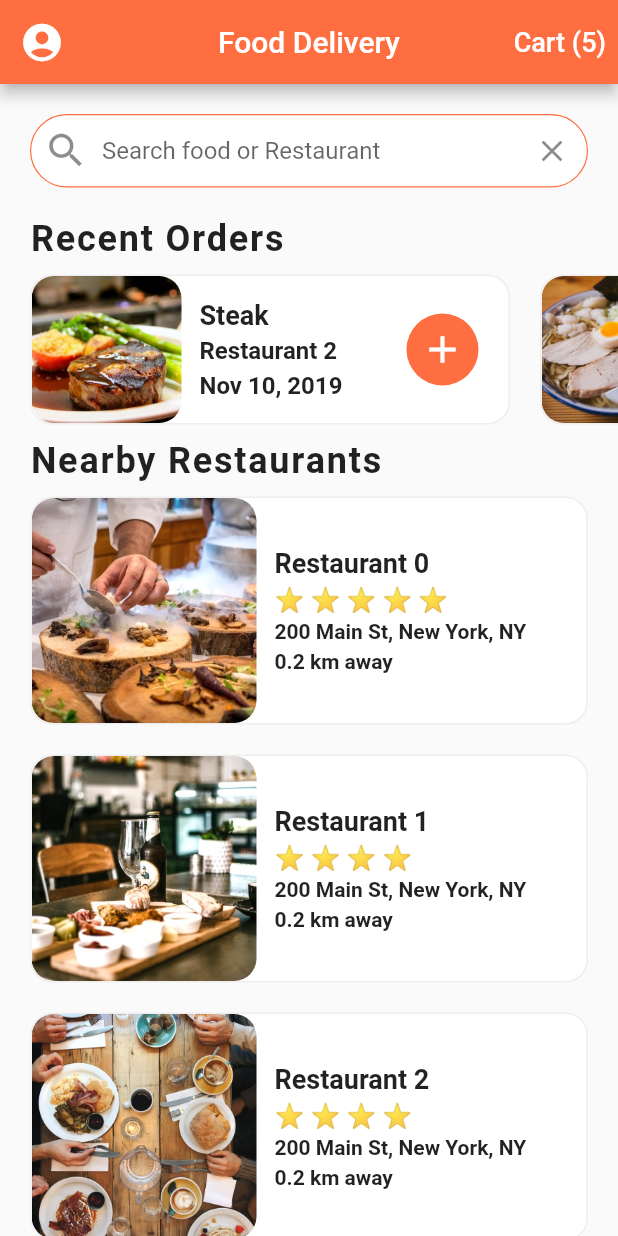
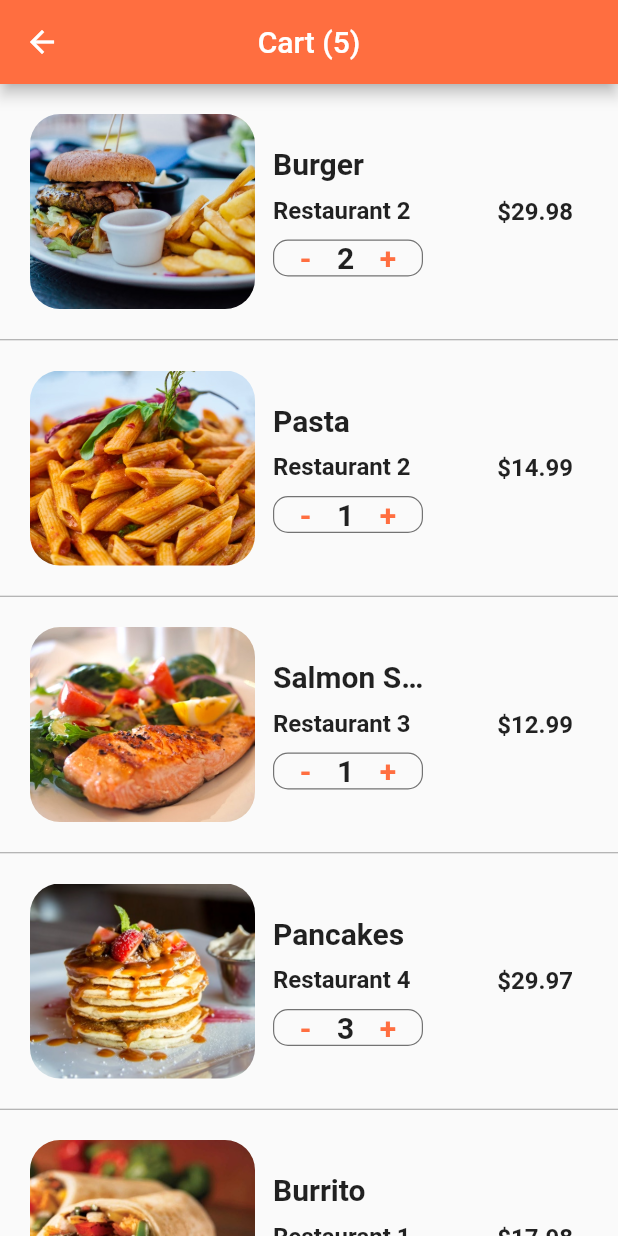
Before and after one commit to azazelyash/food_delivery_app, a Flutter app: the screen it shows after launch, after a tap on an icon or button, on a phone screen of 412 x 824 dp. Run offline on Flutter 3.47's test engine with Material 2 defaults, Android fonts, the phone set to English and light mode, and no system bars.

Commit message:
Added the cart items features

```diff
--- /dev/null
+++ b/lib/Screens/cart_screen.dart
@@ -0,0 +1,146 @@
+import 'package:flutter/material.dart';
+import 'package:flutter_food_delivery_ui/data/data.dart';
+import 'package:flutter_food_delivery_ui/models/food.dart';
+import 'package:flutter_food_delivery_ui/models/order.dart';
+
+class CartScreen extends StatefulWidget {
+  @override
+  State<CartScreen> createState() => _CartScreenState();
+}
+
+class _CartScreenState extends State<CartScreen> {
+  _buildCartItem(Order order) {
+    return Container(
+      padding: EdgeInsets.all(20.0),
+      height: 170.0,
+      child: Row(
+        children: <Widget>[
+          Expanded(
+            child: Row(
+              children: <Widget>[
+                Container(
+                  width: 150.0,
+                  decoration: BoxDecoration(
+                    image: DecorationImage(
+                      image: AssetImage(order.food.imageUrl),
+                      fit: BoxFit.cover,
+                    ),
+                    borderRadius: BorderRadius.circular(20.0),
+                  ),
+                ),
+                Expanded(
+                  child: Container(
+                    margin: EdgeInsets.all(12.0),
+                    child: Column(
+                      mainAxisAlignment: MainAxisAlignment.center,
+                      crossAxisAlignment: CrossAxisAlignment.start,
+                      children: <Widget>[
+                        Text(
+                          order.food.name,
+                          style: TextStyle(
+                            fontSize: 20.0,
+                            fontWeight: FontWeight.bold,
+                          ),
+                          overflow: TextOverflow.ellipsis,
+                        ),
+                        SizedBox(height: 10.0),
+                        Text(
+                          order.restaurant.name,
+                          style: TextStyle(
+                            fontSize: 16.0,
+                            fontWeight: FontWeight.w600,
+                          ),
+                          overflow: TextOverflow.ellipsis,
+                        ),
+                        SizedBox(height: 10.0),
+                        Container(
+                          width: 100.0,
+                          decoration: BoxDecoration(
+                            borderRadius: BorderRadius.circular(10.0),
+                            border: Border.all(
+                              width: 0.8,
+                              color: Colors.black54,
+                            ),
+                          ),
+                          child: Row(
+                            mainAxisAlignment: MainAxisAlignment.spaceEvenly,
+                            children: <Widget>[
+                              GestureDetector(
+                                onTap: () {},
+                                child: Text(
+                                  '-',
+                                  style: TextStyle(
+                                    color: Theme.of(context).primaryColor,
+                                    fontSize: 20.0,
+                                    fontWeight: FontWeight.w600,
+                                  ),
+                                ),
+                              ),
+                              Text(
+                                order.quantity.toString(),
+                                style: TextStyle(
+                                  fontSize: 20.0,
+                                  fontWeight: FontWeight.w600,
+                                ),
+                              ),
+                              GestureDetector(
+                                onTap: () {},
+                                child: Text(
+                                  '+',
+                                  style: TextStyle(
+                                    color: Theme.of(context).primaryColor,
+                                    fontSize: 20.0,
+                                    fontWeight: FontWeight.w600,
+                                  ),
+                                ),
+                              ),
+                            ],
+                          ),
+                        )
+                      ],
+                    ),
+                  ),
+                ),
+              ],
+            ),
+          ),
+          SizedBox(
+            width: 20.0,
+          ),
+          Container(
+            margin: EdgeInsets.all(10.0),
+            child: Text(
+              '\$' + (order.quantity * order.food.price).toString(),
+              style: TextStyle(
+                fontSize: 16.0,
+                fontWeight: FontWeight.w600,
+              ),
+            ),
+          ),
+        ],
+      ),
+    );
+  }
+
+  @override
+  Widget build(BuildContext context) {
+    return Scaffold(
+      appBar: AppBar(
+        title: Text('Cart (${currentUser.cart.length})'),
+        centerTitle: true,
+      ),
+      body: ListView.separated(
+          itemBuilder: (BuildContext context, int index) {
+            Order order = currentUser.cart[index];
+            return _buildCartItem(order);
+          },
+          separatorBuilder: (BuildContext context, int index) {
+            return Divider(
+              height: 1.0,
+              color: Colors.grey,
+            );
+          },
+          itemCount: currentUser.cart.length),
+    );
+  }
+}
--- a/lib/Screens/home_screen.dart
+++ b/lib/Screens/home_screen.dart
@@ -4,6 +4,7 @@ import 'package:flutter_food_delivery_ui/data/data.dart';
 import 'package:flutter_food_delivery_ui/models/restaurant.dart';
 import 'package:flutter_food_delivery_ui/widgets/rating_stars.dart';
 import 'package:flutter_food_delivery_ui/widgets/recent_orders.dart';
+import 'package:flutter_food_delivery_ui/Screens/cart_screen.dart';
 
 class HomeScreen extends StatefulWidget {
   @override
@@ -117,7 +118,12 @@ class _HomeScreenState extends State<HomeScreen> {
         centerTitle: true,
         actions: <Widget>[
           TextButton(
-            onPressed: () {},
+            onPressed: () => Navigator.push(
+              context,
+              MaterialPageRoute(
+                builder: (_) => CartScreen(),
+              ),
+            ),
             child: Text(
               'Cart (${currentUser.cart.length})',
               style: TextStyle(
--- a/lib/Screens/restaurant_screen.dart
+++ b/lib/Screens/restaurant_screen.dart
@@ -1,5 +1,4 @@
 import 'package:flutter/material.dart';
-import 'package:flutter_food_delivery_ui/data/data.dart';
 import 'package:flutter_food_delivery_ui/models/food.dart';
 import 'package:flutter_food_delivery_ui/models/restaurant.dart';
 import 'package:flutter_food_delivery_ui/widgets/rating_stars.dart';
@@ -58,8 +57,33 @@ class _RestaurantScreenState extends State<RestaurantScreen> {
                       fontWeight: FontWeight.bold,
                       letterSpacing: 1.2),
                 ),
-                Text(menutItem.price.toString()),
+                Text(
+                  '\$' + menutItem.price.toString(),
+                  style: TextStyle(
+                      fontSize: 24.0,
+                      color: Colors.white,
+                      fontWeight: FontWeight.bold,
+                      letterSpacing: 1.2),
+                ),
               ],
+            ),
+          ),
+          Positioned(
+            bottom: 10.0,
+            right: 10.0,
+            child: Container(
+              decoration: BoxDecoration(
+                color: Theme.of(context).primaryColor,
+                borderRadius: BorderRadius.circular(30.0),
+              ),
+              child: IconButton(
+                icon: Icon(
+                  Icons.add,
+                  size: 30.0,
+                  color: Colors.white,
+                ),
+                onPressed: () {},
+              ),
             ),
           ),
         ],
```
